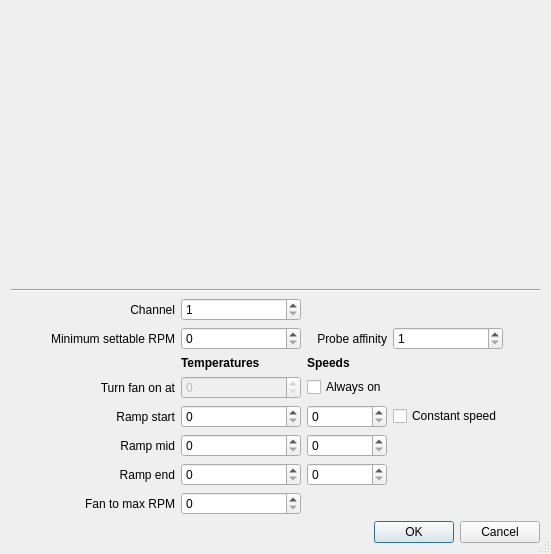
This is gui_softwareautosetup.ui in Shub77/phoebetria-code as Qt 5 draws it before an edit. The edited form follows.
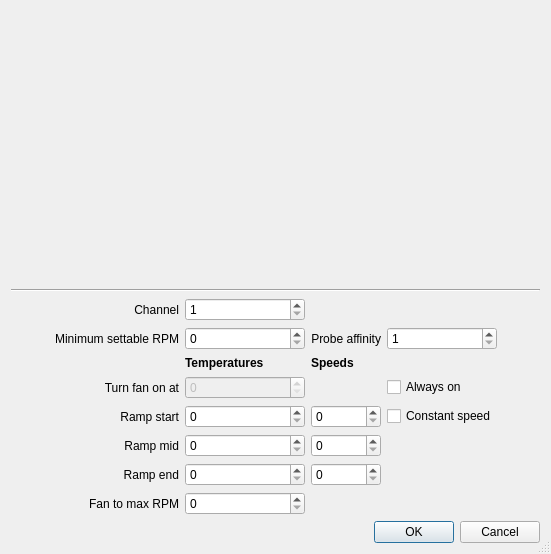
This is the edited form. Custom widgets are drawn as their Qt base class.

Commit message: modified software auto layout some

What changed in the file:
```diff
--- a/gui_softwareautosetup.ui
+++ b/gui_softwareautosetup.ui
@@ -97,13 +97,6 @@
          </property>
         </widget>
        </item>
-       <item row="3" column="2">
-        <widget class="QCheckBox" name="checkBox">
-         <property name="text">
-          <string>Always on</string>
-         </property>
-        </widget>
-       </item>
        <item row="2" column="2">
         <widget class="QLabel" name="label_9">
          <property name="font">
@@ -245,6 +238,13 @@
          </property>
         </widget>
        </item>
+       <item row="3" column="3">
+        <widget class="QCheckBox" name="checkBox">
+         <property name="text">
+          <string>Always on</string>
+         </property>
+        </widget>
+       </item>
       </layout>
      </item>
      <item>
```
